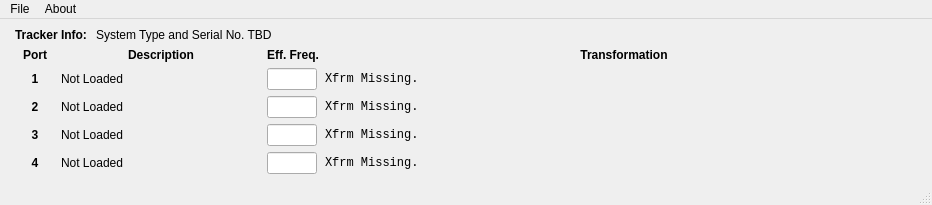
mfoste/NDIAPI, file Examples/NDIQtTrack/NDIQtTrackGUI.ui: the form before one commit.
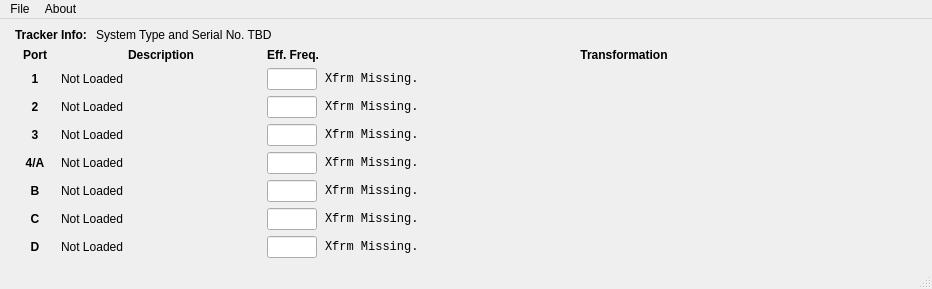
The form after the commit. Custom widgets are drawn as their Qt base class.

What changed in the file:
```diff
--- a/Examples/NDIQtTrack/NDIQtTrackGUI.ui
+++ b/Examples/NDIQtTrack/NDIQtTrackGUI.ui
@@ -7,7 +7,7 @@
     <x>0</x>
     <y>0</y>
     <width>932</width>
-    <height>203</height>
+    <height>281</height>
    </rect>
   </property>
   <property name="windowTitle">
@@ -392,7 +392,7 @@
              </font>
             </property>
             <property name="text">
-             <string>4</string>
+             <string>4/A</string>
             </property>
             <property name="alignment">
              <set>Qt::AlignCenter</set>
@@ -455,6 +455,240 @@
             </property>
            </widget>
           </item>
+          <item row="5" column="1">
+           <widget class="QLabel" name="port05DataLabel">
+            <property name="sizePolicy">
+             <sizepolicy hsizetype="Minimum" vsizetype="Preferred">
+              <horstretch>0</horstretch>
+              <verstretch>0</verstretch>
+             </sizepolicy>
+            </property>
+            <property name="minimumSize">
+             <size>
+              <width>100</width>
+              <height>0</height>
+             </size>
+            </property>
+            <property name="maximumSize">
+             <size>
+              <width>200</width>
+              <height>16777215</height>
+             </size>
+            </property>
+            <property name="text">
+             <string>Not Loaded</string>
+            </property>
+           </widget>
+          </item>
+          <item row="5" column="2">
+           <widget class="QLineEdit" name="port05EffFreqLineEdit">
+            <property name="sizePolicy">
+             <sizepolicy hsizetype="Preferred" vsizetype="Fixed">
+              <horstretch>0</horstretch>
+              <verstretch>0</verstretch>
+             </sizepolicy>
+            </property>
+            <property name="maximumSize">
+             <size>
+              <width>50</width>
+              <height>16777215</height>
+             </size>
+            </property>
+            <property name="readOnly">
+             <bool>true</bool>
+            </property>
+           </widget>
+          </item>
+          <item row="5" column="0">
+           <widget class="QLabel" name="port05Label">
+            <property name="maximumSize">
+             <size>
+              <width>40</width>
+              <height>16777215</height>
+             </size>
+            </property>
+            <property name="font">
+             <font>
+              <weight>75</weight>
+              <bold>true</bold>
+             </font>
+            </property>
+            <property name="text">
+             <string>B</string>
+            </property>
+            <property name="alignment">
+             <set>Qt::AlignCenter</set>
+            </property>
+           </widget>
+          </item>
+          <item row="6" column="0">
+           <widget class="QLabel" name="port06Label">
+            <property name="maximumSize">
+             <size>
+              <width>40</width>
+              <height>16777215</height>
+             </size>
+            </property>
+            <property name="font">
+             <font>
+              <weight>75</weight>
+              <bold>true</bold>
+             </font>
+            </property>
+            <property name="text">
+             <string>C</string>
+            </property>
+            <property name="alignment">
+             <set>Qt::AlignCenter</set>
+            </property>
+           </widget>
+          </item>
+          <item row="5" column="3">
+           <widget class="QLabel" name="port05XfrmLabel">
+            <property name="font">
+             <font>
+              <family>Courier New</family>
+             </font>
+            </property>
+            <property name="text">
+             <string>Xfrm Missing. </string>
+            </property>
+           </widget>
+          </item>
+          <item row="7" column="0">
+           <widget class="QLabel" name="port07Label">
+            <property name="maximumSize">
+             <size>
+              <width>40</width>
+              <height>16777215</height>
+             </size>
+            </property>
+            <property name="font">
+             <font>
+              <weight>75</weight>
+              <bold>true</bold>
+             </font>
+            </property>
+            <property name="text">
+             <string>D</string>
+            </property>
+            <property name="alignment">
+             <set>Qt::AlignCenter</set>
+            </property>
+           </widget>
+          </item>
+          <item row="6" column="1">
+           <widget class="QLabel" name="port06DataLabel">
+            <property name="sizePolicy">
+             <sizepolicy hsizetype="Minimum" vsizetype="Preferred">
+              <horstretch>0</horstretch>
+              <verstretch>0</verstretch>
+             </sizepolicy>
+            </property>
+            <property name="minimumSize">
+             <size>
+              <width>100</width>
+              <height>0</height>
+             </size>
+            </property>
+            <property name="maximumSize">
+             <size>
+              <width>200</width>
+              <height>16777215</height>
+             </size>
+            </property>
+            <property name="text">
+             <string>Not Loaded</string>
+            </property>
+           </widget>
+          </item>
+          <item row="7" column="1">
+           <widget class="QLabel" name="port07DataLabel">
+            <property name="sizePolicy">
+             <sizepolicy hsizetype="Minimum" vsizetype="Preferred">
+              <horstretch>0</horstretch>
+              <verstretch>0</verstretch>
+             </sizepolicy>
+            </property>
+            <property name="minimumSize">
+             <size>
+              <width>100</width>
+              <height>0</height>
+             </size>
+            </property>
+            <property name="maximumSize">
+             <size>
+              <width>200</width>
+              <height>16777215</height>
+             </size>
+            </property>
+            <property name="text">
+             <string>Not Loaded</string>
+            </property>
+           </widget>
+          </item>
+          <item row="6" column="2">
+           <widget class="QLineEdit" name="port06EffFreqLineEdit">
+            <property name="sizePolicy">
+             <sizepolicy hsizetype="Preferred" vsizetype="Fixed">
+              <horstretch>0</horstretch>
+              <verstretch>0</verstretch>
+             </sizepolicy>
+            </property>
+            <property name="maximumSize">
+             <size>
+              <width>50</width>
+              <height>16777215</height>
+             </size>
+            </property>
+            <property name="readOnly">
+             <bool>true</bool>
+            </property>
+           </widget>
+          </item>
+          <item row="7" column="2">
+           <widget class="QLineEdit" name="port07EffFreqLineEdit">
+            <property name="sizePolicy">
+             <sizepolicy hsizetype="Preferred" vsizetype="Fixed">
+              <horstretch>0</horstretch>
+              <verstretch>0</verstretch>
+             </sizepolicy>
+            </property>
+            <property name="maximumSize">
+             <size>
+              <width>50</width>
+              <height>16777215</height>
+             </size>
+            </property>
+            <property name="readOnly">
+             <bool>true</bool>
+            </property>
+           </widget>
+          </item>
+          <item row="6" column="3">
+           <widget class="QLabel" name="port06XfrmLabel">
+            <property name="font">
+             <font>
+              <family>Courier New</family>
+             </font>
+            </property>
+            <property name="text">
+             <string>Xfrm Missing. </string>
+            </property>
+           </widget>
+          </item>
+          <item row="7" column="3">
+           <widget class="QLabel" name="port07XfrmLabel">
+            <property name="font">
+             <font>
+              <family>Courier New</family>
+             </font>
+            </property>
+            <property name="text">
+             <string>Xfrm Missing. </string>
+            </property>
+           </widget>
+          </item>
          </layout>
         </item>
        </layout>
```
Left out of the diff: 112 changed lines with no effect on the pictures.
